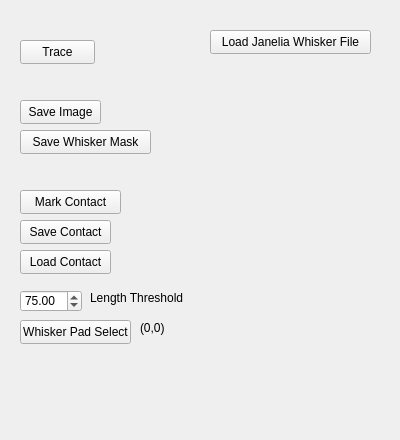
Before: the Qt Designer form src/WhiskerToolbox/Whisker_Widget/Whisker_Widget.ui in paulmthompson/WhiskerToolbox, drawn with Qt 5.
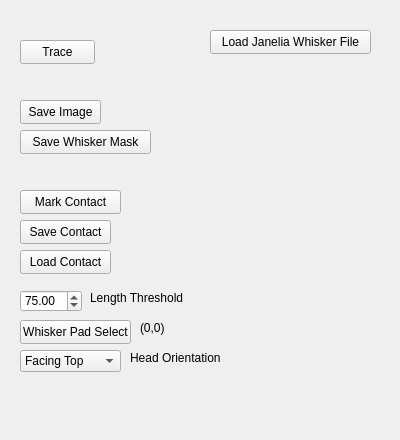
After: the same form once the commit is applied.

Commit message: face orientation added

```diff
--- a/src/WhiskerToolbox/Whisker_Widget/Whisker_Widget.ui
+++ b/src/WhiskerToolbox/Whisker_Widget/Whisker_Widget.ui
@@ -159,6 +159,49 @@
     <string>(0,0)</string>
    </property>
   </widget>
+  <widget class="QComboBox" name="face_orientation">
+   <property name="geometry">
+    <rect>
+     <x>20</x>
+     <y>350</y>
+     <width>101</width>
+     <height>22</height>
+    </rect>
+   </property>
+   <item>
+    <property name="text">
+     <string>Facing Top</string>
+    </property>
+   </item>
+   <item>
+    <property name="text">
+     <string>Facing Bottom</string>
+    </property>
+   </item>
+   <item>
+    <property name="text">
+     <string>Facing Left</string>
+    </property>
+   </item>
+   <item>
+    <property name="text">
+     <string>Facing Right</string>
+    </property>
+   </item>
+  </widget>
+  <widget class="QLabel" name="label_2">
+   <property name="geometry">
+    <rect>
+     <x>130</x>
+     <y>350</y>
+     <width>121</width>
+     <height>16</height>
+    </rect>
+   </property>
+   <property name="text">
+    <string>Head Orientation</string>
+   </property>
+  </widget>
  </widget>
  <resources/>
  <connections/>
```
The commit also changes 2 other files.
